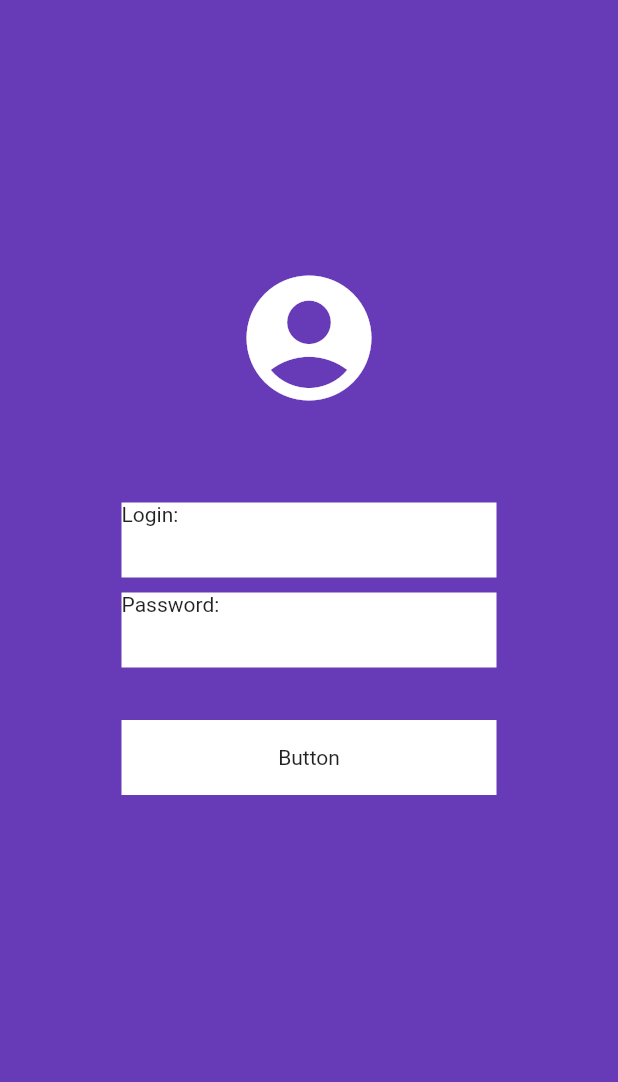
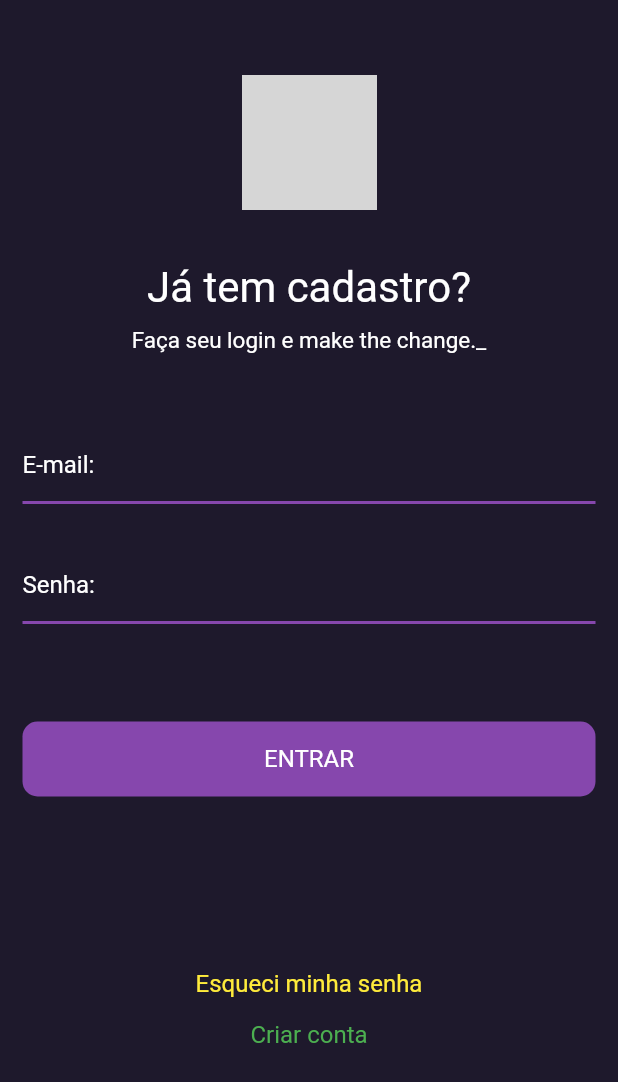
Before and after one commit to LucasMagnago/first-app-flutter, a Flutter app: the screen it shows after launch, on a phone screen of 412 x 824 dp. Shown: the top 1082 px of the screen. Run offline on Flutter 3.47's test engine with Material 2 defaults, Android fonts, the phone set to English and light mode, and no system bars; our stand-ins replace google_fonts; network calls fail; grey boxes are pictures that could not be loaded.

Commit message:
dio login page clone

```diff
--- a/lib/pages/login.dart
+++ b/lib/pages/login.dart
@@ -12,55 +12,124 @@ class _LoginPageState extends State<LoginPage> {
   Widget build(BuildContext context) {
     return SafeArea(
       child: Scaffold(
-        backgroundColor: Colors.deepPurple,
+        backgroundColor: const Color.fromRGBO(30, 25, 44, 1),
         body: Center(
           child: Column(
             // mainAxisAlignment: MainAxisAlignment.center,
             crossAxisAlignment: CrossAxisAlignment.center,
             children: [
               const SizedBox(
-                height: 150,
+                height: 50,
+              ),
+              Image.network(
+                'https://lp.dio.me/wp-content/uploads/2023/03/LOGO-DIO-COLOR.png',
+                height: 90,
               ),
               const SizedBox(
-                width: 150,
-                height: 150,
-                child: Icon(
-                  Icons.account_circle,
+                height: 35,
+              ),
+              const Text(
+                'Já tem cadastro?',
+                textAlign: TextAlign.center,
+                style: TextStyle(
                   color: Colors.white,
-                  size: 100,
+                  fontSize: 28,
+                ),
+              ),
+              const SizedBox(
+                height: 10,
+              ),
+              const Text(
+                'Faça seu login e make the change._',
+                textAlign: TextAlign.center,
+                style: TextStyle(
+                  color: Colors.white,
+                  fontSize: 15,
                 ),
               ),
               const SizedBox(
                 height: 35,
               ),
               Container(
-                width: 250,
+                width: double.infinity,
                 height: 50,
-                color: Colors.white,
-                child: const Text('Login: '),
-              ),
-              const SizedBox(
-                height: 10,
+                margin: const EdgeInsets.all(15),
+                alignment: Alignment.centerLeft,
+                decoration: const BoxDecoration(
+                  border: Border(
+                    bottom: BorderSide(
+                      width: 2,
+                      color: Color.fromRGBO(134, 71, 173, 1),
+                    ),
+                  ),
+                ),
+                child: const Text(
+                  'E-mail: ',
+                  style: TextStyle(
+                    color: Colors.white,
+                    fontSize: 16,
+                  ),
+                ),
               ),
               Container(
-                width: 250,
+                width: double.infinity,
                 height: 50,
-                color: Colors.white,
-                child: const Text('Password: '),
+                margin: const EdgeInsets.all(15),
+                alignment: Alignment.centerLeft,
+                decoration: const BoxDecoration(
+                  border: Border(
+                    bottom: BorderSide(
+                      width: 2,
+                      color: Color.fromRGBO(134, 71, 173, 1),
+                    ),
+                  ),
+                ),
+                child: const Text(
+                  'Senha: ',
+                  style: TextStyle(
+                    color: Colors.white,
+                    fontSize: 16,
+                  ),
+                ),
               ),
               const SizedBox(
                 height: 35,
               ),
-              SizedBox(
-                width: 250,
+              Container(
+                width: double.infinity,
                 height: 50,
-                child: Container(
-                  alignment: Alignment.center,
-                  color: Colors.white,
-                  child: const Text(
-                    'Button',
-                    textAlign: TextAlign.center,
+                margin: const EdgeInsets.all(15),
+                alignment: Alignment.center,
+                decoration: BoxDecoration(
+                    color: const Color.fromRGBO(134, 71, 173, 1),
+                    borderRadius: BorderRadius.circular(10)),
+                child: const Text(
+                  'ENTRAR',
+                  textAlign: TextAlign.center,
+                  style: TextStyle(
+                    color: Colors.white,
+                    fontSize: 16,
                   ),
+                ),
+              ),
+              const SizedBox(
+                height: 100,
+              ),
+              const Text(
+                'Esqueci minha senha',
+                style: TextStyle(
+                  color: Colors.yellow,
+                  fontSize: 16,
+                ),
+              ),
+              const SizedBox(
+                height: 15,
+              ),
+              const Text(
+                'Criar conta',
+                style: TextStyle(
+                  color: Colors.green,
+                  fontSize: 16,
                 ),
               ),
             ],
```
